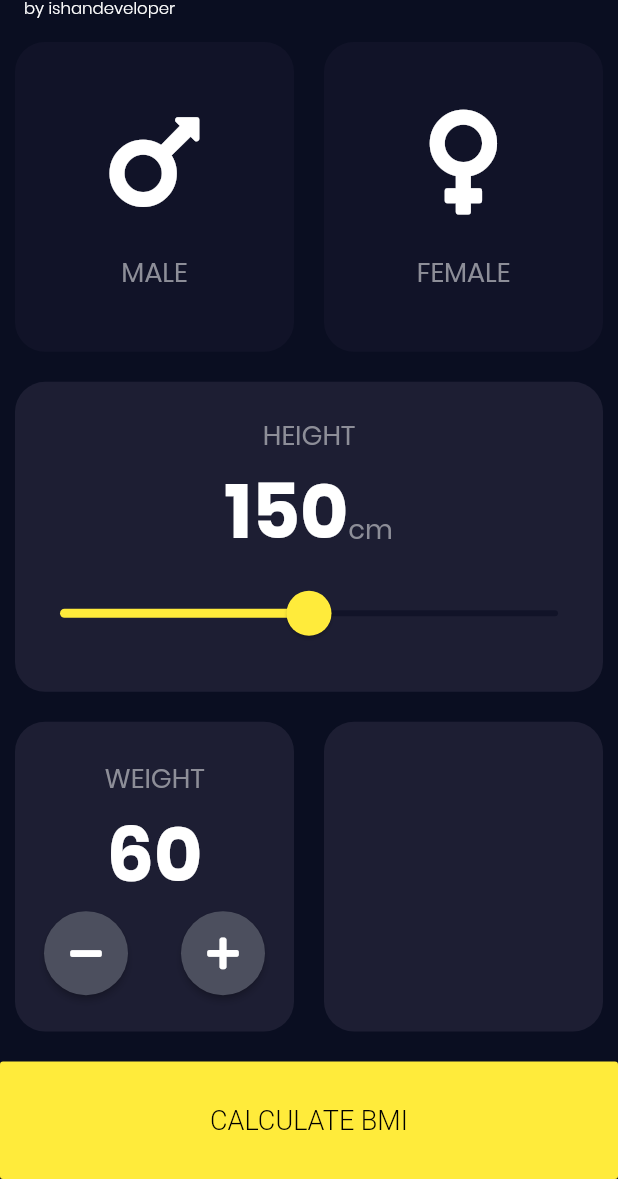
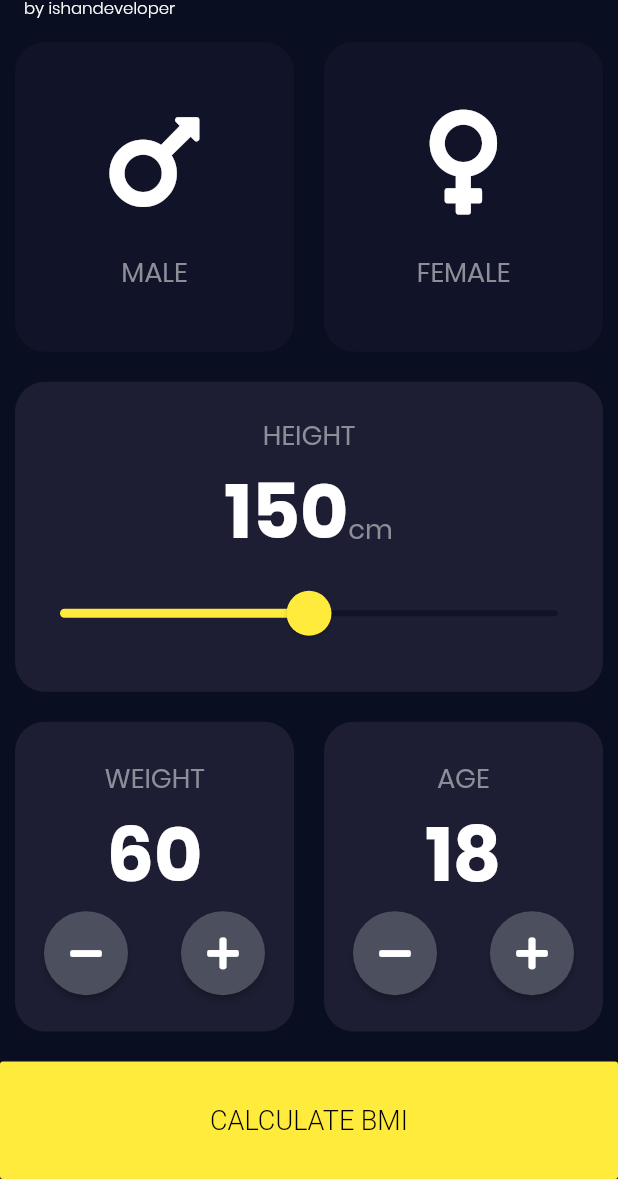
Before and after one commit to ishandeveloper/BMI-Calculator-App, a Flutter app: the screen it shows after launch, on a phone screen of 412 x 824 dp, the part 57-1236 px from its top. Run offline on Flutter 3.47's test engine with Material 2 defaults, Android fonts, the phone set to English and light mode, and no system bars; our stand-ins replace font_awesome_flutter.

Commit message:
Final UI

```diff
--- a/lib/pages/input.dart
+++ b/lib/pages/input.dart
@@ -14,7 +14,7 @@ class _InputPageState extends State<InputPage> {
   Gender selectedGender;
   int height = 150;
   int weight = 60;
-
+  int age = 18;
   @override
   Widget build(BuildContext context) {
     return Scaffold(
@@ -178,6 +178,36 @@ class _InputPageState extends State<InputPage> {
                 Expanded(
                   child: BMICard(
                     colour: activeCardColor,
+                    cardChild: Column(
+                      mainAxisAlignment: MainAxisAlignment.center,
+                      children: <Widget>[
+                        Text(
+                          'AGE',
+                          style: cardtextstyle,
+                        ),
+                        Text(
+                          age.toString(),
+                          style: boldCardHeadings,
+                        ),
+                        Row(
+                          mainAxisAlignment: MainAxisAlignment.spaceEvenly,
+                          children: <Widget>[
+                            CustomIconButton(
+                              icon: FontAwesomeIcons.minus,
+                              pressed: () => setState(() {
+                                age--;
+                              }),
+                            ),
+                            CustomIconButton(
+                              icon: FontAwesomeIcons.plus,
+                              pressed: () => setState(() {
+                                age++;
+                              }),
+                            ),
+                          ],
+                        )
+                      ],
+                    ),
                   ),
                 ),
               ],
```
